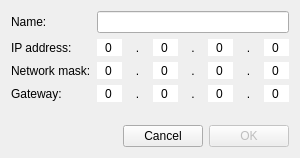
This is UI/DlgPredefinedIP.ui in Folco68/Folco as Qt 5 draws it before an edit. The edited form follows.
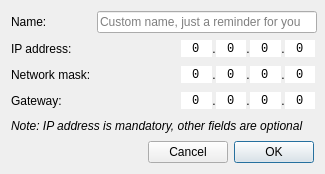
This is the edited form. Custom widgets are drawn as their Qt base class.

Commit message: - set the buddy IPspinBox in DlgPredefinedIP - allow the dot char to navigate between IP bytes - wrote IPspinBox which inherits QSpinBox to extend some functionnalities

Patch:
```diff
--- a/UI/DlgPredefinedIP.ui
+++ b/UI/DlgPredefinedIP.ui
@@ -6,8 +6,8 @@
    <rect>
     <x>0</x>
     <y>0</y>
-    <width>300</width>
-    <height>158</height>
+    <width>325</width>
+    <height>174</height>
    </rect>
   </property>
   <property name="minimumSize">
@@ -21,7 +21,7 @@
   </property>
   <layout class="QVBoxLayout" name="verticalLayout">
    <item>
-    <layout class="QFormLayout" name="formLayout">
+    <layout class="QGridLayout" name="LayoutIP">
      <item row="0" column="0">
       <widget class="QLabel" name="LabelName">
        <property name="text">
@@ -29,8 +29,18 @@
        </property>
       </widget>
      </item>
-     <item row="0" column="1">
-      <widget class="QLineEdit" name="EditName"/>
+     <item row="0" column="1" colspan="2">
+      <widget class="QLineEdit" name="EditName">
+       <property name="minimumSize">
+        <size>
+         <width>220</width>
+         <height>0</height>
+        </size>
+       </property>
+       <property name="placeholderText">
+        <string>Custom name, just a reminder for you</string>
+       </property>
+      </widget>
      </item>
      <item row="1" column="0">
       <widget class="QLabel" name="LabelIPaddress">
@@ -40,9 +50,30 @@
       </widget>
      </item>
      <item row="1" column="1">
-      <layout class="QHBoxLayout" name="horizontalLayout">
+      <spacer name="HSpacerIP">
+       <property name="orientation">
+        <enum>Qt::Orientation::Horizontal</enum>
+       </property>
+       <property name="sizeHint" stdset="0">
+        <size>
+         <width>40</width>
+         <height>20</height>
+        </size>
+       </property>
+      </spacer>
+     </item>
+     <item row="1" column="2">
+      <layout class="QHBoxLayout" name="HLayoutIP">
+       <property name="spacing">
+        <number>0</number>
+       </property>
        <item>
-        <widget class="QSpinBox" name="spinBox_4">
+        <widget class="IPspinBox" name="SpinBox11">
+         <property name="font">
+          <font>
+           <family>Lucida Console</family>
+          </font>
+         </property>
          <property name="frame">
           <bool>false</bool>
          </property>
@@ -58,7 +89,7 @@
         </widget>
        </item>
        <item>
-        <widget class="QLabel" name="label">
+        <widget class="QLabel" name="LabelDot11">
          <property name="text">
           <string>.</string>
          </property>
@@ -68,7 +99,12 @@
         </widget>
        </item>
        <item>
-        <widget class="QSpinBox" name="spinBox_13">
+        <widget class="IPspinBox" name="SpinBox12">
+         <property name="font">
+          <font>
+           <family>Lucida Console</family>
+          </font>
+         </property>
          <property name="frame">
           <bool>false</bool>
          </property>
@@ -84,7 +120,7 @@
         </widget>
        </item>
        <item>
-        <widget class="QLabel" name="label_2">
+        <widget class="QLabel" name="LabelDot12">
          <property name="sizePolicy">
           <sizepolicy hsizetype="Minimum" vsizetype="Minimum">
            <horstretch>0</horstretch>
@@ -100,7 +136,12 @@
         </widget>
        </item>
        <item>
-        <widget class="QSpinBox" name="spinBox_14">
+        <widget class="IPspinBox" name="SpinBox13">
+         <property name="font">
+          <font>
+           <family>Lucida Console</family>
+          </font>
+         </property>
          <property name="frame">
           <bool>false</bool>
          </property>
@@ -116,7 +157,7 @@
         </widget>
        </item>
        <item>
-        <widget class="QLabel" name="label_3">
+        <widget class="QLabel" name="LabelDot13">
          <property name="sizePolicy">
           <sizepolicy hsizetype="Minimum" vsizetype="Minimum">
            <horstretch>0</horstretch>
@@ -132,13 +173,18 @@
         </widget>
        </item>
        <item>
-        <widget class="QSpinBox" name="spinBox_3">
+        <widget class="IPspinBox" name="SpinBox14">
          <property name="sizePolicy">
           <sizepolicy hsizetype="Preferred" vsizetype="Fixed">
            <horstretch>0</horstretch>
            <verstretch>0</verstretch>
           </sizepolicy>
          </property>
+         <property name="font">
+          <font>
+           <family>Lucida Console</family>
+          </font>
+         </property>
          <property name="frame">
           <bool>false</bool>
          </property>
@@ -163,9 +209,30 @@
       </widget>
      </item>
      <item row="2" column="1">
-      <layout class="QHBoxLayout" name="horizontalLayout_2">
+      <spacer name="HSpacerNetmask">
+       <property name="orientation">
+        <enum>Qt::Orientation::Horizontal</enum>
+       </property>
+       <property name="sizeHint" stdset="0">
+        <size>
+         <width>40</width>
+         <height>20</height>
+        </size>
+       </property>
+      </spacer>
+     </item>
+     <item row="2" column="2">
+      <layout class="QHBoxLayout" name="HLayoutNetmask">
+       <property name="spacing">
+        <number>0</number>
+       </property>
        <item>
-        <widget class="QSpinBox" name="spinBox_5">
+        <widget class="IPspinBox" name="SpinBox21">
+         <property name="font">
+          <font>
+           <family>Lucida Console</family>
+          </font>
+         </property>
          <property name="frame">
           <bool>false</bool>
          </property>
@@ -181,7 +248,7 @@
         </widget>
        </item>
        <item>
-        <widget class="QLabel" name="label_4">
+        <widget class="QLabel" name="LabelDot21">
          <property name="sizePolicy">
           <sizepolicy hsizetype="Minimum" vsizetype="Minimum">
            <horstretch>0</horstretch>
@@ -197,7 +264,12 @@
         </widget>
        </item>
        <item>
-        <widget class="QSpinBox" name="spinBox_15">
+        <widget class="IPspinBox" name="SpinBox22">
+         <property name="font">
+          <font>
+           <family>Lucida Console</family>
+          </font>
+         </property>
          <property name="frame">
           <bool>false</bool>
          </property>
@@ -213,7 +285,7 @@
         </widget>
        </item>
        <item>
-        <widget class="QLabel" name="label_5">
+        <widget class="QLabel" name="LabelDot22">
          <property name="sizePolicy">
           <sizepolicy hsizetype="Minimum" vsizetype="Minimum">
            <horstretch>0</horstretch>
@@ -229,7 +301,12 @@
         </widget>
        </item>
        <item>
-        <widget class="QSpinBox" name="spinBox_16">
+        <widget class="IPspinBox" name="SpinBox23">
+         <property name="font">
+          <font>
+           <family>Lucida Console</family>
+          </font>
+         </property>
          <property name="frame">
           <bool>false</bool>
          </property>
@@ -245,7 +322,7 @@
         </widget>
        </item>
        <item>
-        <widget class="QLabel" name="label_6">
+        <widget class="QLabel" name="LabelDot23">
          <property name="sizePolicy">
           <sizepolicy hsizetype="Minimum" vsizetype="Minimum">
            <horstretch>0</horstretch>
@@ -261,7 +338,12 @@
         </widget>
        </item>
        <item>
-        <widget class="QSpinBox" name="spinBox_6">
+        <widget class="IPspinBox" name="SpinBox24">
+         <property name="font">
+          <font>
+           <family>Lucida Console</family>
+          </font>
+         </property>
          <property name="frame">
           <bool>false</bool>
          </property>
@@ -286,9 +368,30 @@
       </widget>
      </item>
      <item row="3" column="1">
-      <layout class="QHBoxLayout" name="horizontalLayout_3">
+      <spacer name="HSpacerGateway">
+       <property name="orientation">
+        <enum>Qt::Orientation::Horizontal</enum>
+       </property>
+       <property name="sizeHint" stdset="0">
+        <size>
+         <width>40</width>
+         <height>20</height>
+        </size>
+       </property>
+      </spacer>
+     </item>
+     <item row="3" column="2">
+      <layout class="QHBoxLayout" name="HLayoutGateway">
+       <property name="spacing">
+        <number>0</number>
+       </property>
        <item>
-        <widget class="QSpinBox" name="spinBox_7">
+        <widget class="IPspinBox" name="SpinBox31">
+         <property name="font">
+          <font>
+           <family>Lucida Console</family>
+          </font>
+         </property>
          <property name="frame">
           <bool>false</bool>
          </property>
@@ -304,7 +407,7 @@
         </widget>
        </item>
        <item>
-        <widget class="QLabel" name="label_7">
+        <widget class="QLabel" name="LabelDot31">
          <property name="sizePolicy">
           <sizepolicy hsizetype="Minimum" vsizetype="Minimum">
            <horstretch>0</horstretch>
@@ -320,7 +423,12 @@
         </widget>
        </item>
        <item>
-        <widget class="QSpinBox" name="spinBox_17">
+        <widget class="IPspinBox" name="SpinBox32">
+         <property name="font">
+          <font>
+           <family>Lucida Console</family>
+          </font>
+         </property>
          <property name="frame">
           <bool>false</bool>
          </property>
@@ -336,7 +444,7 @@
         </widget>
        </item>
        <item>
-        <widget class="QLabel" name="label_8">
+        <widget class="QLabel" name="LabelDot32">
          <property name="sizePolicy">
           <sizepolicy hsizetype="Minimum" vsizetype="Minimum">
            <horstretch>0</horstretch>
@@ -352,7 +460,12 @@
         </widget>
        </item>
        <item>
-        <widget class="QSpinBox" name="spinBox_18">
+        <widget class="IPspinBox" name="SpinBox33">
+         <property name="font">
+          <font>
+           <family>Lucida Console</family>
+          </font>
+         </property>
          <property name="frame">
           <bool>false</bool>
          </property>
@@ -368,7 +481,7 @@
         </widget>
        </item>
        <item>
-        <widget class="QLabel" name="label_9">
+        <widget class="QLabel" name="LabelDot33">
          <property name="sizePolicy">
           <sizepolicy hsizetype="Minimum" vsizetype="Minimum">
            <horstretch>0</horstretch>
@@ -384,7 +497,12 @@
         </widget>
        </item>
        <item>
-        <widget class="QSpinBox" name="spinBox_8">
+        <widget class="IPspinBox" name="SpinBox34">
+         <property name="font">
+          <font>
+           <family>Lucida Console</family>
+          </font>
+         </property>
          <property name="frame">
           <bool>false</bool>
          </property>
@@ -403,6 +521,18 @@
      </item>
     </layout>
    </item>
+   <item>
+    <widget class="QLabel" name="LabelTip">
+     <property name="font">
+      <font>
+       <italic>true</italic>
+      </font>
+     </property>
+     <property name="text">
+      <string>Note: IP address is mandatory, other fields are optional</string>
+     </property>
+    </widget>
+   </item>
    <item>
     <layout class="QHBoxLayout" name="HLayoutButtons">
      <item>
@@ -430,9 +560,6 @@
      </item>
      <item>
       <widget class="QPushButton" name="ButtonOK">
-       <property name="enabled">
-        <bool>false</bool>
-       </property>
        <property name="text">
         <string>OK</string>
        </property>
@@ -445,6 +572,13 @@
    </item>
   </layout>
  </widget>
+ <customwidgets>
+  <customwidget>
+   <class>IPspinBox</class>
+   <extends>QSpinBox</extends>
+   <header>IPspinBox.hpp</header>
+  </customwidget>
+ </customwidgets>
  <resources/>
  <connections/>
 </ui>
```
Left out of the diff: 2 changed lines with no effect on the pictures. The commit also changes 7 other files.
